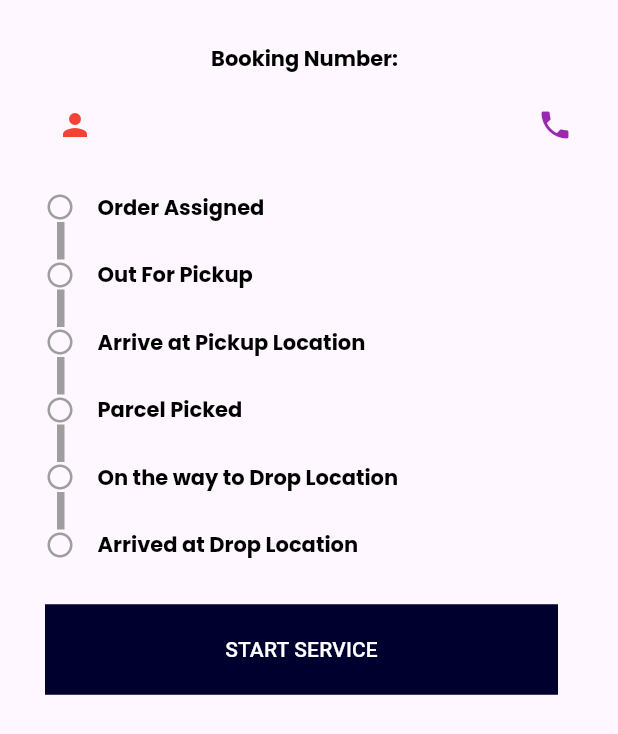
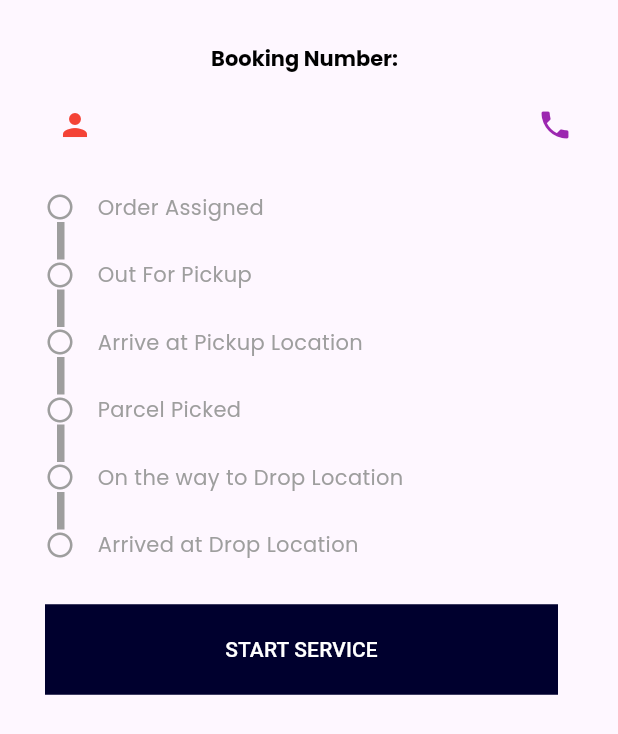
Before and after one commit to Shegzzy/my-oga-rider, a Flutter app: the OrderStatusScreen widget shown alone on an empty page, opened directly with empty values, on a phone screen of 412 x 824 dp. Shown: the top 734 px of the screen. Run offline on Flutter 3.47's test engine with Material 3 defaults, Android fonts, the phone set to English and light mode, and no system bars; our stand-ins replace cloud_firestore, date_format, firebase_auth, firebase_core, firebase_messaging, firebase_storage and 16 more; missing offline and left inert: app_settings, fl_country_code_picker, flutter_polyline_points, otp_timer_button; accounts and stored records are empty; network calls fail.

Commit message:
modified order status screen

```diff
--- a/lib/repo/user_repo.dart
+++ b/lib/repo/user_repo.dart
@@ -166,7 +166,7 @@ class UserRepository extends GetxController {
   }
 
   ///Retrieving Booking Details From Database
-  Future<List<BookingModel>?>getUserBookingDetails() async {
+  Future<List<BookingModel>?> getUserBookingDetails() async {
     final email = userId!.email;
       UserModel userInfo = await getUserDetailsWithEmail(email!);
       final snapshot = await _db.collection("Bookings").where("Driver ID", isEqualTo: userInfo.id).get();
--- a/lib/services/notificationService.dart
+++ b/lib/services/notificationService.dart
@@ -6,9 +6,7 @@ import 'package:firebase_messaging/firebase_messaging.dart';
 import 'package:flutter/foundation.dart';
 import 'package:flutter/material.dart';
 import 'package:flutter_local_notifications/flutter_local_notifications.dart';
-import 'package:get/get.dart';
 import 'package:my_oga_rider/services/views/Booking_Details/newBooking.dart';
-import 'package:shared_preferences/shared_preferences.dart';
 
 class NotificationService {
 
--- a/lib/services/views/Order_Status/order_status.dart
+++ b/lib/services/views/Order_Status/order_status.dart
@@ -259,7 +259,11 @@ class _OrderStatusScreenState extends State<OrderStatusScreen> {
                               Icon(Icons.circle, size: 20, color: Colors.purple):
                               Icon(Icons.circle_outlined, size: 20, color: Colors.grey,),
                               const SizedBox(width: 15,),
-                              Text("Order Assigned", style: theme.textTheme.titleLarge),
+                              Int1 == 1 ? Text("Order Assigned", style: theme.textTheme.titleLarge)
+                                  : const Text("Order Assigned", style: TextStyle(
+                                color: Colors.grey,
+                                fontSize: 14,
+                              )),
 
                             ],
                           ),
@@ -287,8 +291,11 @@ class _OrderStatusScreenState extends State<OrderStatusScreen> {
                               Icon(Icons.circle, size: 20, color: Colors.purple):
                               Icon(Icons.circle_outlined, size: 20, color: Colors.grey,),
                               const SizedBox(width: 15,),
-                              Text("Out For Pickup",style: theme.textTheme.titleLarge),
-
+                              Int2 == 1 ? Text("Out For Pickup",style: theme.textTheme.titleLarge)
+                                  :const Text("Out For Pickup", style: TextStyle(
+                                color: Colors.grey,
+                                fontSize: 14,
+                              )),
                             ],
                           ),
                           Padding(
@@ -315,8 +322,11 @@ class _OrderStatusScreenState extends State<OrderStatusScreen> {
                               Icon(Icons.circle, size: 20, color: Colors.purple):
                               Icon(Icons.circle_outlined, size: 20, color: Colors.grey,),
                               const SizedBox(width: 15,),
-                              Text("Arrive at Pickup Location", style: theme.textTheme.titleLarge),
-
+                              Int3 == 1 ? Text("Arrive at Pickup Location", style: theme.textTheme.titleLarge)
+                                  :const Text("Arrive at Pickup Location", style: TextStyle(
+                                color: Colors.grey,
+                                fontSize: 14,
+                              )),
                             ],
                           ),
                           Padding(
@@ -343,8 +353,11 @@ class _OrderStatusScreenState extends State<OrderStatusScreen> {
                               Icon(Icons.circle, size: 20, color: Colors.purple):
                               Icon(Icons.circle_outlined, size: 20, color: Colors.grey,),
                               const SizedBox(width: 15,),
-                              Text("Parcel Picked", style: theme.textTheme.titleLarge),
-
+                              Int4 == 1 ? Text("Parcel Picked", style: theme.textTheme.titleLarge)
+                                  : const Text("Parcel Picked", style: TextStyle(
+                                color: Colors.grey,
+                                fontSize: 14,
+                              ),),
                             ],
                           ),
                           Padding(
@@ -371,8 +384,12 @@ class _OrderStatusScreenState extends State<OrderStatusScreen> {
                               Icon(Icons.circle, size: 20, color: Colors.purple):
                               Icon(Icons.circle_outlined, size: 20, color: Colors.grey,),
                               const SizedBox(width: 15,),
-                              Text("On the way to Drop Location", style: theme.textTheme.titleLarge),
-
+                              Int5 == 1 ? Text("On the way to Drop Location", style: theme.textTheme.titleLarge)
+                                  :const Text("On the way to Drop Location", style: TextStyle(
+                                color: Colors.grey,
+                                fontSize: 14,
+                              ),
+                              ),
                             ],
                           ),
                           Padding(
@@ -399,8 +416,12 @@ class _OrderStatusScreenState extends State<OrderStatusScreen> {
                               Icon(Icons.circle, size: 20, color: Colors.purple):
                               Icon(Icons.circle_outlined, size: 20, color: Colors.grey,),
                               const SizedBox(width: 15,),
-                              Text("Arrived at Drop Location", style: theme.textTheme.titleLarge),
-
+                              Int6 == 1 ? Text("Arrived at Drop Location", style: theme.textTheme.titleLarge)
+                                  : const Text("Arrived at Drop Location", style: TextStyle(
+                                color: Colors.grey,
+                                fontSize: 14,
+                              ),
+                              ),
                             ],
                           ),
 
--- a/lib/services/views/Tab_Pages/earnings_tab.dart
+++ b/lib/services/views/Tab_Pages/earnings_tab.dart
@@ -168,9 +168,7 @@ Future<void> initializeData() async {
   @override
   Widget build(BuildContext context) {
     var isDark = MediaQuery.of(context).platformBrightness == Brightness.dark;
-    final txtTheme = Theme
-        .of(context)
-        .textTheme;
+    final txtTheme = Theme.of(context).textTheme;
     return Scaffold(
       appBar: AppBar(
         title: Text("My Earnings", style: Theme.of(context).textTheme.headlineMedium),
```
Also changed, not shown: lib/services/views/Booking_Details/booking_details_screen.dart (+7 -9 lines).
